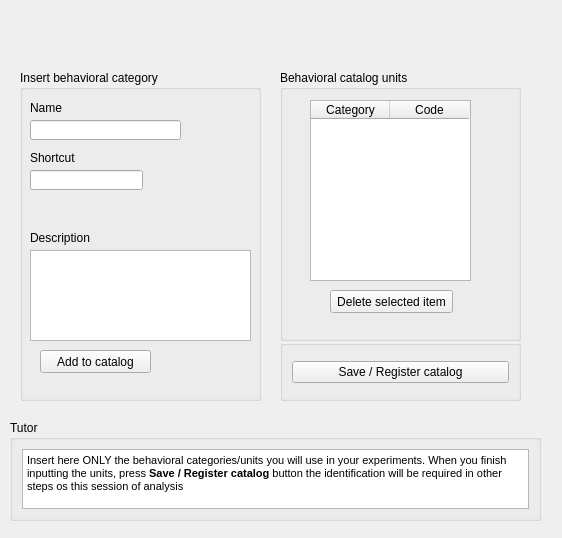
Above: src/telacadastrocatalago.ui from EthoWatcher/ethowatcher before the change. Below: the same form after it.
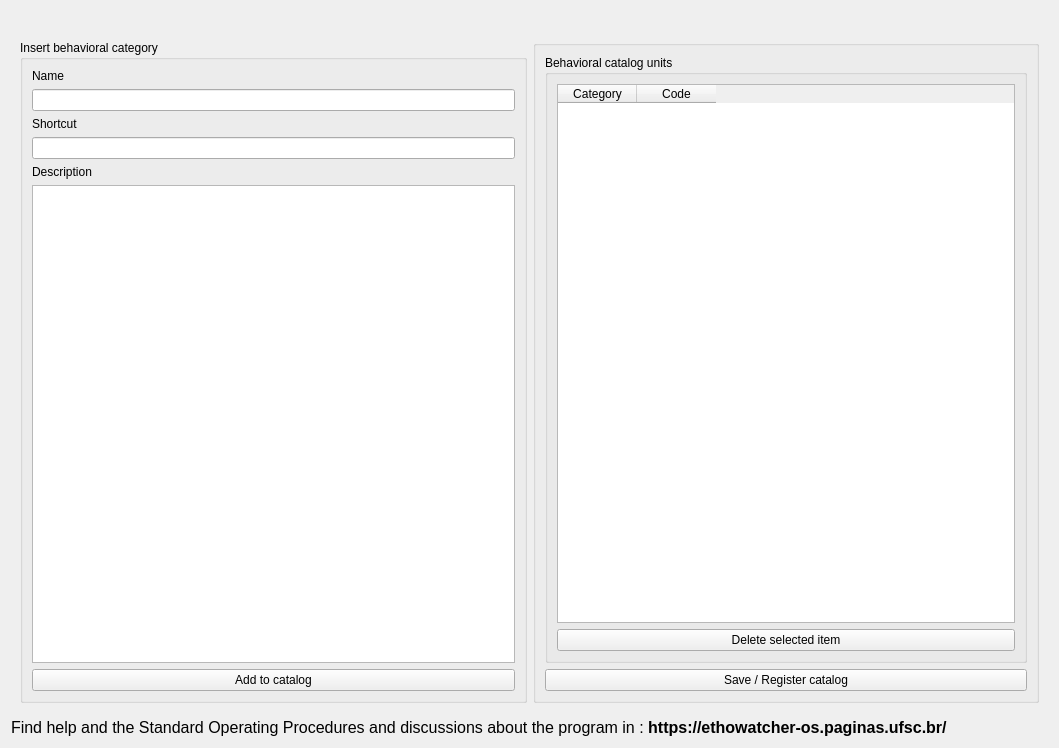
That is the form after the change. Icons and pictures are not drawn.

Commit message: Arrumado a tela de cadastro de catalogo

Patch:
```diff
--- a/src/telacadastrocatalago.ui
+++ b/src/telacadastrocatalago.ui
@@ -6,99 +6,85 @@
    <rect>
     <x>0</x>
     <y>0</y>
-    <width>562</width>
-    <height>538</height>
+    <width>1059</width>
+    <height>748</height>
    </rect>
   </property>
   <property name="windowTitle">
    <string>Register behavioral catalog</string>
   </property>
+  <layout class="QVBoxLayout" name="verticalLayout_5">
+   <item>
+    <widget class="QLabel" name="label_4">
+     <property name="maximumSize">
+      <size>
+       <width>16777215</width>
+       <height>300</height>
+      </size>
+     </property>
+     <property name="text">
+      <string/>
+     </property>
+     <property name="pixmap">
+      <pixmap resource="resourcefile.qrc">:/icons/ethowatcher_logo_os.png</pixmap>
+     </property>
+     <property name="scaledContents">
+      <bool>true</bool>
+     </property>
+    </widget>
+   </item>
+   <item>
+    <widget class="QWidget" name="widget_2" native="true">
+     <property name="minimumSize">
+      <size>
+       <width>0</width>
+       <height>400</height>
+      </size>
+     </property>
+     <layout class="QHBoxLayout" name="horizontalLayout">
+      <item>
   <widget class="QGroupBox" name="groupBox">
-   <property name="geometry">
-    <rect>
-     <x>20</x>
-     <y>70</y>
-     <width>241</width>
-     <height>331</height>
-    </rect>
-   </property>
    <property name="title">
     <string>Insert behavioral category</string>
    </property>
-   <widget class="QLineEdit" name="leCategoria">
-    <property name="geometry">
-     <rect>
-      <x>10</x>
-      <y>50</y>
-      <width>151</width>
-      <height>20</height>
-     </rect>
-    </property>
-    <property name="text">
-     <string/>
-    </property>
-   </widget>
+        <layout class="QVBoxLayout" name="verticalLayout">
+         <item>
    <widget class="QLabel" name="label">
-    <property name="geometry">
-     <rect>
-      <x>10</x>
-      <y>30</y>
-      <width>171</width>
-      <height>16</height>
-     </rect>
-    </property>
     <property name="text">
      <string>Name</string>
     </property>
    </widget>
-   <widget class="QLineEdit" name="leAtalho">
-    <property name="geometry">
-     <rect>
-      <x>10</x>
-      <y>100</y>
-      <width>113</width>
-      <height>20</height>
-     </rect>
-    </property>
+         </item>
+         <item>
+          <widget class="QLineEdit" name="leCategoria">
     <property name="text">
      <string/>
     </property>
    </widget>
+         </item>
+         <item>
    <widget class="QLabel" name="label_2">
-    <property name="geometry">
-     <rect>
-      <x>10</x>
-      <y>80</y>
-      <width>171</width>
-      <height>16</height>
-     </rect>
-    </property>
     <property name="text">
      <string>Shortcut</string>
     </property>
    </widget>
+         </item>
+         <item>
+          <widget class="QLineEdit" name="leAtalho">
+           <property name="text">
+            <string/>
+           </property>
+          </widget>
+         </item>
+         <item>
    <widget class="QLabel" name="label_3">
-    <property name="geometry">
-     <rect>
-      <x>10</x>
-      <y>160</y>
-      <width>131</width>
-      <height>16</height>
-     </rect>
-    </property>
     <property name="text">
      <string>Description</string>
     </property>
    </widget>
+         </item>
+         <item>
    <widget class="QTextEdit" name="textDscElem">
-    <property name="geometry">
-     <rect>
-      <x>10</x>
-      <y>180</y>
-      <width>221</width>
-      <height>91</height>
-     </rect>
-    </property>
     <property name="html">
      <string>&lt;!DOCTYPE HTML PUBLIC &quot;-//W3C//DTD HTML 4.0//EN&quot; &quot;http://www.w3.org/TR/REC-html40/strict.dtd&quot;&gt;
 &lt;html&gt;&lt;head&gt;&lt;meta name=&quot;qrichtext&quot; content=&quot;1&quot; /&gt;&lt;style type=&quot;text/css&quot;&gt;
@@ -107,41 +93,31 @@
 &lt;p style=&quot;-qt-paragraph-type:empty; margin-top:0px; margin-bottom:0px; margin-left:0px; margin-right:0px; -qt-block-indent:0; text-indent:0px;&quot;&gt;&lt;br /&gt;&lt;/p&gt;&lt;/body&gt;&lt;/html&gt;</string>
     </property>
    </widget>
+         </item>
+         <item>
    <widget class="QPushButton" name="pbAddCategoria">
-    <property name="geometry">
-     <rect>
-      <x>20</x>
-      <y>280</y>
-      <width>111</width>
-      <height>23</height>
-     </rect>
-    </property>
     <property name="text">
      <string>Add to catalog</string>
     </property>
    </widget>
-  </widget>
+         </item>
+        </layout>
+       </widget>
+      </item>
+      <item>
+       <widget class="QGroupBox" name="groupBox_4">
+        <property name="title">
+         <string/>
+        </property>
+        <layout class="QVBoxLayout" name="verticalLayout_2">
+         <item>
   <widget class="QGroupBox" name="groupBox_2">
-   <property name="geometry">
-    <rect>
-     <x>280</x>
-     <y>70</y>
-     <width>241</width>
-     <height>271</height>
-    </rect>
-   </property>
    <property name="title">
     <string>Behavioral catalog units</string>
    </property>
+           <layout class="QVBoxLayout" name="verticalLayout_3">
+            <item>
    <widget class="QTableWidget" name="tabDadCat">
-    <property name="geometry">
-     <rect>
-      <x>30</x>
-      <y>30</y>
-      <width>161</width>
-      <height>181</height>
-     </rect>
-    </property>
     <property name="font">
      <font>
       <weight>50</weight>
@@ -192,59 +168,17 @@
      </property>
     </column>
    </widget>
+            </item>
+            <item>
    <widget class="QPushButton" name="pbClearItem">
-    <property name="geometry">
-     <rect>
-      <x>50</x>
-      <y>220</y>
-      <width>123</width>
-      <height>23</height>
-     </rect>
-    </property>
     <property name="text">
      <string>Delete selected item</string>
     </property>
    </widget>
-  </widget>
-  <widget class="QGroupBox" name="groupBox_3">
-   <property name="geometry">
-    <rect>
-     <x>10</x>
-     <y>420</y>
-     <width>531</width>
-     <height>101</height>
-    </rect>
-   </property>
-   <property name="title">
-    <string>Tutor</string>
-   </property>
-   <layout class="QVBoxLayout" name="verticalLayout">
-    <item>
-     <widget class="QTextEdit" name="textEdit">
-      <property name="html">
-       <string>&lt;!DOCTYPE HTML PUBLIC &quot;-//W3C//DTD HTML 4.0//EN&quot; &quot;http://www.w3.org/TR/REC-html40/strict.dtd&quot;&gt;
-&lt;html&gt;&lt;head&gt;&lt;meta name=&quot;qrichtext&quot; content=&quot;1&quot; /&gt;&lt;style type=&quot;text/css&quot;&gt;
-p, li { white-space: pre-wrap; }
-&lt;/style&gt;&lt;/head&gt;&lt;body style=&quot; font-family:'MS Shell Dlg 2'; font-size:8.25pt; font-weight:400; font-style:normal;&quot;&gt;
-&lt;p style=&quot; margin-top:0px; margin-bottom:0px; margin-left:0px; margin-right:0px; -qt-block-indent:0; text-indent:0px;&quot;&gt;Insert here ONLY the behavioral categories/units you will use in your experiments. When you finish inputting the units, press &lt;span style=&quot; font-weight:600;&quot;&gt;Save / Register catalog &lt;/span&gt;button the identification will be required in other steps os this session of analysis&lt;/p&gt;&lt;/body&gt;&lt;/html&gt;</string>
-      </property>
-     </widget>
     </item>
    </layout>
   </widget>
-  <widget class="QGroupBox" name="groupBox_4">
-   <property name="geometry">
-    <rect>
-     <x>280</x>
-     <y>340</y>
-     <width>241</width>
-     <height>61</height>
-    </rect>
-   </property>
-   <property name="title">
-    <string/>
-   </property>
-   <layout class="QVBoxLayout" name="verticalLayout_2">
+         </item>
     <item>
      <widget class="QPushButton" name="pbCadastroCatalago">
       <property name="text">
@@ -254,25 +188,18 @@
     </item>
    </layout>
   </widget>
-  <widget class="QLabel" name="label_4">
-   <property name="geometry">
-    <rect>
-     <x>20</x>
-     <y>10</y>
-     <width>491</width>
-     <height>61</height>
-    </rect>
-   </property>
+      </item>
+     </layout>
+    </widget>
+   </item>
+   <item>
+    <widget class="QLabel" name="label_5">
    <property name="text">
-    <string/>
-   </property>
-   <property name="pixmap">
-    <pixmap resource="resourcefile.qrc">:/icons/ethowatcher_logo_os.png</pixmap>
-   </property>
-   <property name="scaledContents">
-    <bool>true</bool>
-   </property>
-  </widget>
+      <string>&lt;html&gt;&lt;head/&gt;&lt;body&gt;&lt;p&gt;&lt;span style=&quot; font-size:12pt;&quot;&gt;Find help and the Standard Operating Procedures and discussions about the program in : &lt;/span&gt;&lt;span style=&quot; font-size:12pt; font-weight:600;&quot;&gt;https://ethowatcher-os.paginas.ufsc.br/&lt;/span&gt;&lt;/p&gt;&lt;/body&gt;&lt;/html&gt;</string>
+     </property>
+    </widget>
+   </item>
+  </layout>
  </widget>
  <resources>
   <include location="resourcefile.qrc"/>
```
Lines whose indentation alone changed are shown as unchanged. The commit also changes 1 other file.
